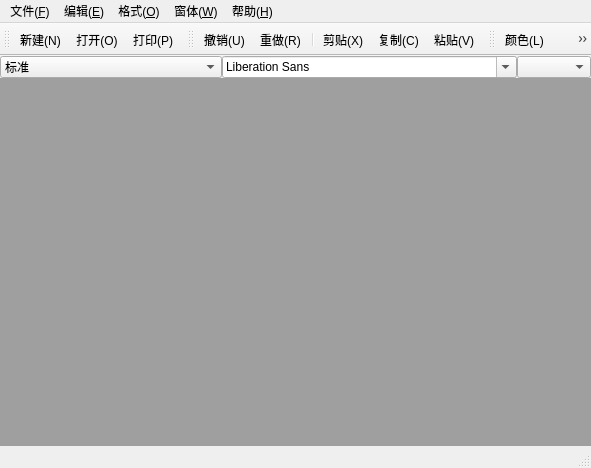
Old version of the form QtMyWps.ui in the repository jxf4869/QtMyWps.
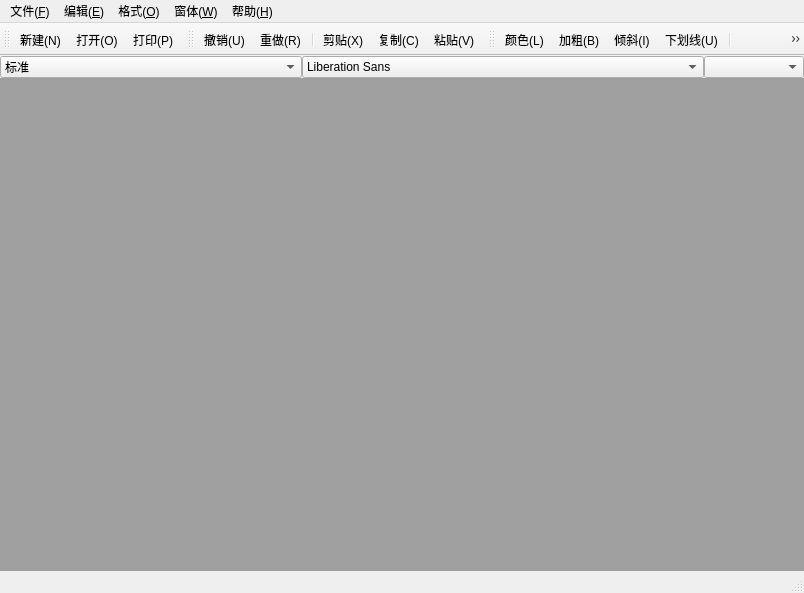
New version of the form. Icons and pictures are not drawn.

Diff of the .ui file:
```diff
--- a/QtMyWps.ui
+++ b/QtMyWps.ui
@@ -6,8 +6,8 @@
    <rect>
     <x>0</x>
     <y>0</y>
-    <width>591</width>
-    <height>468</height>
+    <width>804</width>
+    <height>593</height>
    </rect>
   </property>
   <property name="windowTitle">
@@ -87,7 +87,11 @@
          </widget>
         </item>
         <item>
-         <widget class="QFontComboBox" name="fontComboBox"/>
+         <widget class="QFontComboBox" name="fontComboBox">
+          <property name="editable">
+           <bool>false</bool>
+          </property>
+         </widget>
         </item>
         <item>
          <widget class="QComboBox" name="fontSizeComboBox"/>
@@ -106,8 +110,8 @@
     <rect>
      <x>0</x>
      <y>0</y>
-     <width>591</width>
-     <height>26</height>
+     <width>804</width>
+     <height>30</height>
     </rect>
    </property>
    <widget class="QMenu" name="FileMenu">
@@ -395,6 +399,15 @@
    </property>
   </action>
   <action name="colorAction">
+   <property name="checkable">
+    <bool>true</bool>
+   </property>
+   <property name="checked">
+    <bool>false</bool>
+   </property>
+   <property name="enabled">
+    <bool>true</bool>
+   </property>
    <property name="icon">
     <iconset resource="QtMyWps.qrc">
      <normaloff>:/images/color.ico</normaloff>:/images/color.ico</iconset>
```
Left out of the diff: 2 changed lines with no effect on the pictures.
